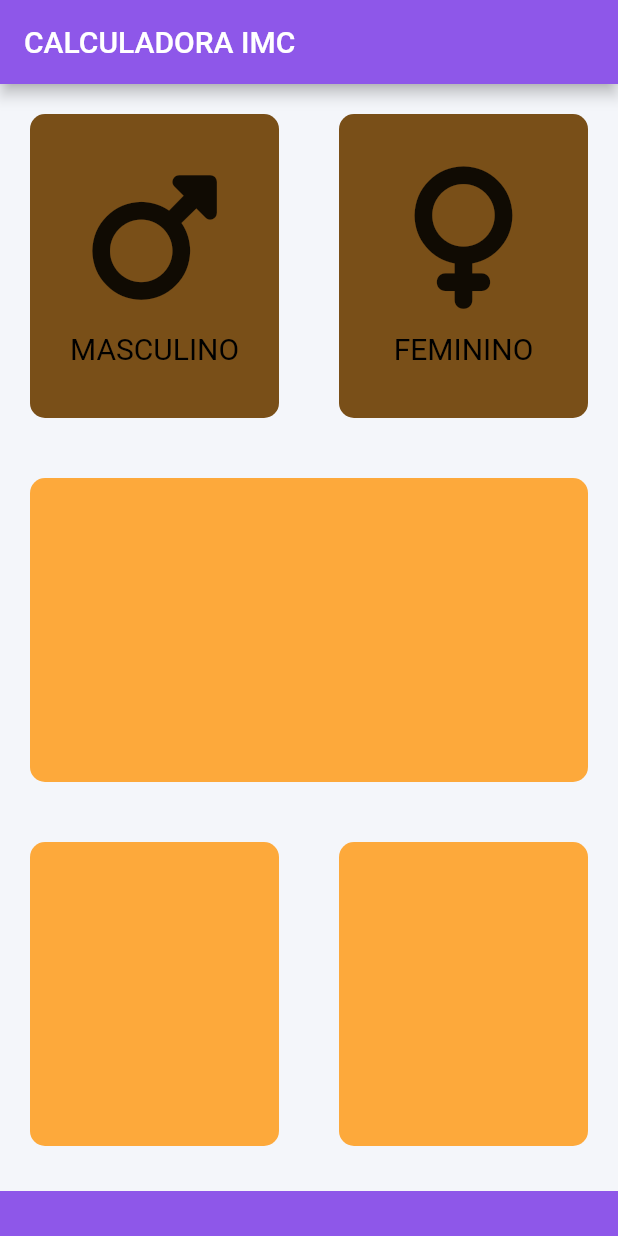
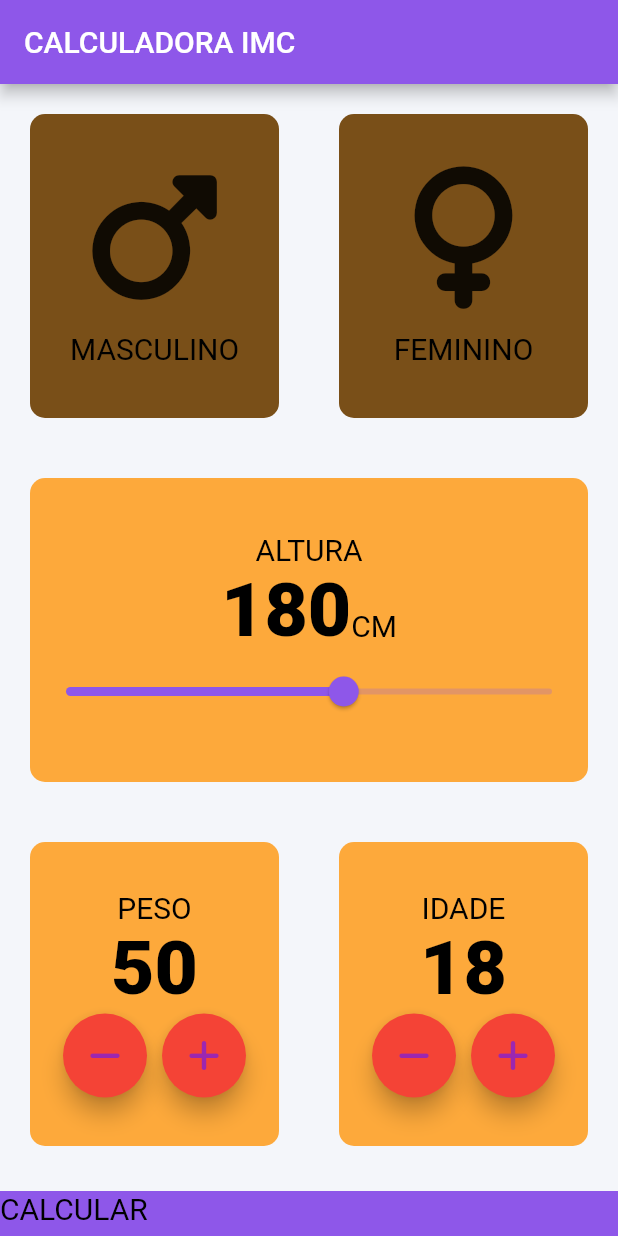
Before and after one commit to WendelNCruz/imccalculator, a Flutter app: the screen it shows after launch, on a phone screen of 412 x 824 dp. Run offline on Flutter 3.47's test engine with Material 2 defaults, Android fonts, the phone set to English and light mode, and no system bars; our stand-ins replace font_awesome_flutter.

Commit message:
Refatoração

```diff
--- /dev/null
+++ b/lib/constantes.dart
@@ -0,0 +1,14 @@
+import 'package:flutter/material.dart';
+
+const kCorPadraoContainer = Color(0xFFFDA93B);
+const kCorInativaCartaoPadrao = Color(0xFF794F18);
+
+const kEstiloTexto = TextStyle(
+  fontSize: 20.0,
+  color: Colors.black,
+);
+const kEstiloNumero = TextStyle(
+  fontSize: 50.0,
+  fontWeight: FontWeight.w900,
+  color: Colors.black,
+);
--- a/lib/conteudo_icone.dart
+++ b/lib/conteudo_icone.dart
@@ -1,4 +1,5 @@
 import 'package:flutter/material.dart';
+import 'package:imccalculator/constantes.dart';
 
 class ConteudoIcone extends StatelessWidget {
   ConteudoIcone({required this.icone, required this.descricao});
@@ -20,7 +21,7 @@ class ConteudoIcone extends StatelessWidget {
         ),
         Text(
           descricao,
-          style: TextStyle(fontSize: 20.0, color: Colors.black),
+          style: kEstiloTexto,
         ),
       ],
     );
--- a/lib/conteudo_padrao.dart
+++ b/lib/conteudo_padrao.dart
@@ -2,18 +2,22 @@ import 'package:flutter/material.dart';
 
 
 class CartaoPadrao extends StatelessWidget {
-  CartaoPadrao({required this.cor, this.filhoCartao});
+  CartaoPadrao({required this.cor, this.filhoCartao, this.aoPressionar});
 
   final Color cor;
   final Widget? filhoCartao;
+  final Function()? aoPressionar;
 
   @override
   Widget build(BuildContext context) {
-    return Container(
-      margin: EdgeInsets.all(20.0),
-      decoration:
-      BoxDecoration(color: cor, borderRadius: BorderRadius.circular(10.0)),
-      child: filhoCartao,
+    return GestureDetector(
+      onTap: aoPressionar,
+      child: Container(
+        margin: EdgeInsets.all(20.0),
+        decoration:
+        BoxDecoration(color: cor, borderRadius: BorderRadius.circular(10.0)),
+        child: filhoCartao,
+      ),
     );
   }
 }
--- a/lib/tela_inicial.dart
+++ b/lib/tela_inicial.dart
@@ -1,13 +1,12 @@
 import 'package:flutter/material.dart';
 import 'package:font_awesome_flutter/font_awesome_flutter.dart';
+import 'package:imccalculator/constantes.dart';
 
 import 'conteudo_icone.dart';
 import 'conteudo_padrao.dart';
+import 'tela_resultados.dart';
 
-const corPadraoContainer = Color(0xFFFDA93B);
-const corInativaCartaoPadrao = Color(0xFF794F18);
-
-enum Sexo{
+enum Sexo {
   masculino,
   feminino,
 }
@@ -18,32 +17,10 @@ class TelaPrincipal extends StatefulWidget {
 }
 
 class _TelaPrincipalState extends State<TelaPrincipal> {
-
   Sexo? sexoSelecionado;
-
-
-  // Color corMasculinoCartaoPadrao = corInativaCartaoPadrao;
-  // Color corFemininoCartaoPadrao = corInativaCartaoPadrao;
-  //
-  // //1= Masculino e 2 =Feminino
-  // void atualizar(Sexo sexoSelecionado){
-  //   if (sexoSelecionado == Sexo.masculino){
-  //     if(corMasculinoCartaoPadrao == corInativaCartaoPadrao){
-  //       corMasculinoCartaoPadrao = corPadraoContainer;
-  //       corFemininoCartaoPadrao = corInativaCartaoPadrao;
-  //     }else{
-  //       corMasculinoCartaoPadrao = corInativaCartaoPadrao;
-  //     }
-  //   }
-  //   if (sexoSelecionado == Sexo.feminino){
-  //     if(corFemininoCartaoPadrao == corInativaCartaoPadrao){
-  //       corFemininoCartaoPadrao  = corPadraoContainer;
-  //       corMasculinoCartaoPadrao = corInativaCartaoPadrao;
-  //     }else{
-  //       corFemininoCartaoPadrao = corInativaCartaoPadrao;
-  //     }
-  //   }
-  // }
+  int altura = 180;
+  int peso = 50;
+  int idade = 18;
 
   @override
   Widget build(BuildContext context) {
@@ -52,64 +29,212 @@ class _TelaPrincipalState extends State<TelaPrincipal> {
         title: const Text('CALCULADORA IMC'),
       ),
       body: Column(
+        crossAxisAlignment: CrossAxisAlignment.stretch,
         children: [
           Expanded(
               child: Row(
             children: [
               Expanded(
-                child: GestureDetector(
-                  onTap: () {
+                child: CartaoPadrao(
+                  aoPressionar: () {
                     setState(() {
                       sexoSelecionado = Sexo.masculino;
                     });
                   },
-                  child: CartaoPadrao(
-                    cor: sexoSelecionado == Sexo.masculino ? corPadraoContainer : corInativaCartaoPadrao,
+                  cor: sexoSelecionado == Sexo.masculino
+                      ? kCorPadraoContainer
+                      : kCorInativaCartaoPadrao,
                   filhoCartao: ConteudoIcone(
                     icone: FontAwesomeIcons.mars,
                     descricao: "MASCULINO",
                   ),
                 ),
               ),
-              ),
               Expanded(
-                child: GestureDetector(
-                  onTap: (){
+                child: CartaoPadrao(
+                  aoPressionar: () {
                     setState(() {
                       sexoSelecionado = Sexo.feminino;
                     });
                   },
-                  child: CartaoPadrao(
-                    cor: sexoSelecionado == Sexo.feminino ? corPadraoContainer : corInativaCartaoPadrao,
+                  cor: sexoSelecionado == Sexo.feminino
+                      ? kCorPadraoContainer
+                      : kCorInativaCartaoPadrao,
                   filhoCartao: ConteudoIcone(
                       icone: FontAwesomeIcons.venus, descricao: "FEMININO"),
+                ),
+              )
+            ],
+          )),
+          Expanded(
+            child: CartaoPadrao(
+              cor: kCorPadraoContainer,
+              filhoCartao: Column(
+                mainAxisAlignment: MainAxisAlignment.center,
+                children: [
+                  Text(
+                    "ALTURA",
+                    style: kEstiloTexto,
+                  ),
+                  Row(
+                    mainAxisAlignment: MainAxisAlignment.center,
+                    //Alinhamento de Widgets na Base
+                    crossAxisAlignment: CrossAxisAlignment.baseline,
+                    textBaseline: TextBaseline.alphabetic,
+                    children: [
+                      Text(
+                        altura.toString(),
+                        style: kEstiloNumero,
+                      ),
+                      Text(
+                        "CM",
+                        style: kEstiloTexto,
+                      ),
+                    ],
+                  ),
+                  Slider(
+                      activeColor: Color(0xFF8E57E9),
+                      value: altura.toDouble(),
+                      min: 100.0,
+                      max: 240.0,
+                      onChanged: (double novoValor) {
+                        setState(() {
+                          altura = novoValor.round();
+                        });
+                      })
+                ],
+              ),
+            ),
+          ),
+          Expanded(
+              child: Row(
+            children: [
+              Expanded(
+                child: CartaoPadrao(
+                  cor: kCorPadraoContainer,
+                  filhoCartao: Column(
+                    mainAxisAlignment: MainAxisAlignment.center,
+                    children: [
+                      Text(
+                        "PESO",
+                        style: kEstiloTexto,
+                      ),
+                      Text(
+                        peso.toString(),
+                        style: kEstiloNumero,
+                      ),
+                      Row(
+                        mainAxisAlignment: MainAxisAlignment.center,
+                        children: [
+                          BotaoArredondado(
+                            icone: FontAwesomeIcons.minus,
+                            aoPressionar: () {
+                              setState(() {
+                                peso--;
+                              });
+                            },
+                          ),
+                          SizedBox(
+                            width: 10.0,
+                          ),
+                          BotaoArredondado(
+                            icone: FontAwesomeIcons.plus,
+                            aoPressionar: () {
+                              setState(() {
+                                peso++;
+                              });
+                            },
+                          ),
+                        ],
+                      ),
+                    ],
+                  ),
+                ),
+              ),
+              Expanded(
+                child: CartaoPadrao(
+                  cor: kCorPadraoContainer,
+                  filhoCartao: Column(
+                    mainAxisAlignment: MainAxisAlignment.center,
+                    children: [
+                      Text(
+                        "IDADE",
+                        style: kEstiloTexto,
+                      ),
+                      Text(
+                        idade.toString(),
+                        style: kEstiloNumero,
+                      ),
+                      Row(
+                        mainAxisAlignment: MainAxisAlignment.center,
+                        children: [
+                          BotaoArredondado(
+                            icone: FontAwesomeIcons.minus,
+                            aoPressionar: () {
+                              setState(() {
+                                idade--;
+                              });
+                            },
+                          ),
+                          SizedBox(
+                            width: 10.0,
+                          ),
+                          BotaoArredondado(
+                            icone: FontAwesomeIcons.plus,
+                            aoPressionar: () {
+                              setState(() {
+                                idade++;
+                              });
+                            },
+                          ),
+                        ],
+                      ),
+                    ],
                   ),
                 ),
               )
             ],
           )),
-          Expanded(
-            child: CartaoPadrao(cor: corPadraoContainer),
-          ),
-          Expanded(
-              child: Row(
-            children: [
-              Expanded(
-                child: CartaoPadrao(cor: corPadraoContainer),
-              ),
-              Expanded(
-                child: CartaoPadrao(cor: corPadraoContainer),
-              )
-            ],
-          )),
-          Container(
+          GestureDetector(
+            onTap: (){
+              Navigator.push(context, MaterialPageRoute(builder: (context) => TelaResultados(), ), );
+            },
+            child: Container(
+              child: Text("CALCULAR", style: kEstiloTexto,),
               color: Color(0xFF8E57E9),
               margin: EdgeInsets.only(top: 10.0),
               width: double.infinity,
               height: 30.0,
+            ),
           )
         ],
       ),
     );
   }
 }
+
+//Criação de um Action Button Personalizado
+class BotaoArredondado extends StatelessWidget {
+  BotaoArredondado({required this.icone, required this.aoPressionar});
+
+  final IconData? icone;
+  final Function() aoPressionar;
+
+  @override
+  Widget build(BuildContext context) {
+    return RawMaterialButton(
+      child: Icon(
+        icone,
+        color: Colors.purple,
+      ),
+      onPressed: aoPressionar,
+      elevation: 6.0,
+      constraints: const BoxConstraints.tightFor(
+        width: 56.0,
+        height: 56.0,
+      ),
+      shape: CircleBorder(),
+      fillColor: Colors.red,
+    );
+  }
+}
--- /dev/null
+++ b/lib/tela_resultados.dart
@@ -0,0 +1,15 @@
+import 'package:flutter/material.dart';
+
+class TelaResultados extends StatelessWidget {
+  const TelaResultados({Key? key}) : super(key: key);
+
+  @override
+  Widget build(BuildContext context) {
+    return Scaffold(
+      appBar: AppBar(
+        title: Text("CALCULADORA IMC"),
+      ),
+      body: Text("Minha Calculadora"),
+    );
+  }
+}
```
Lines whose indentation alone changed are shown as unchanged.
